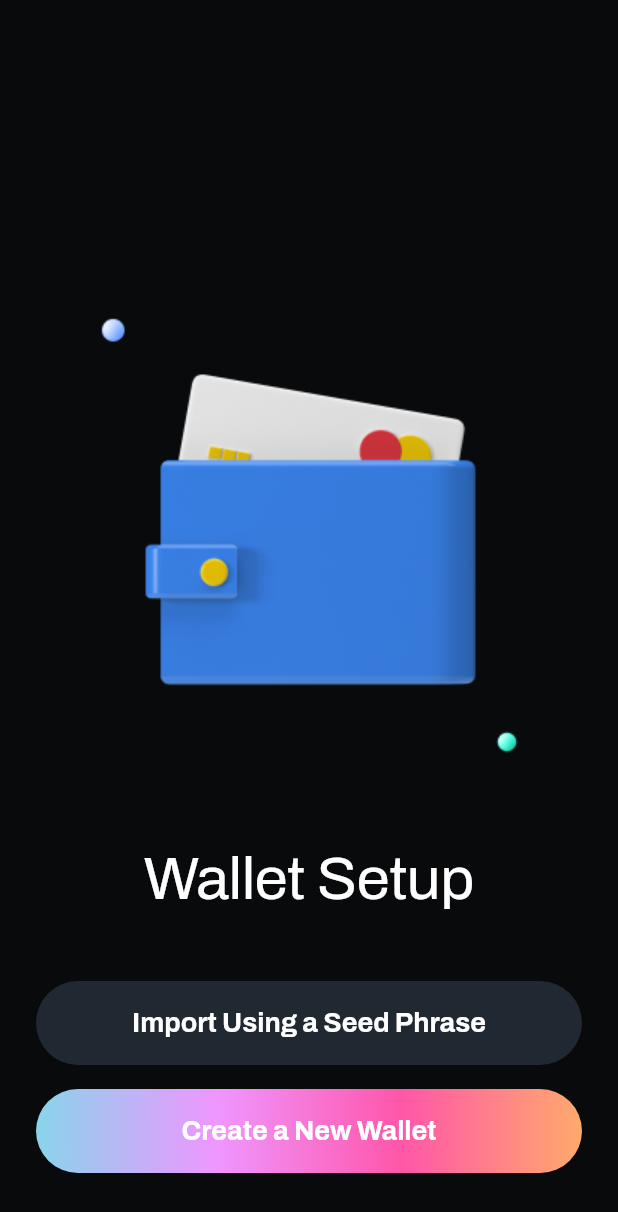
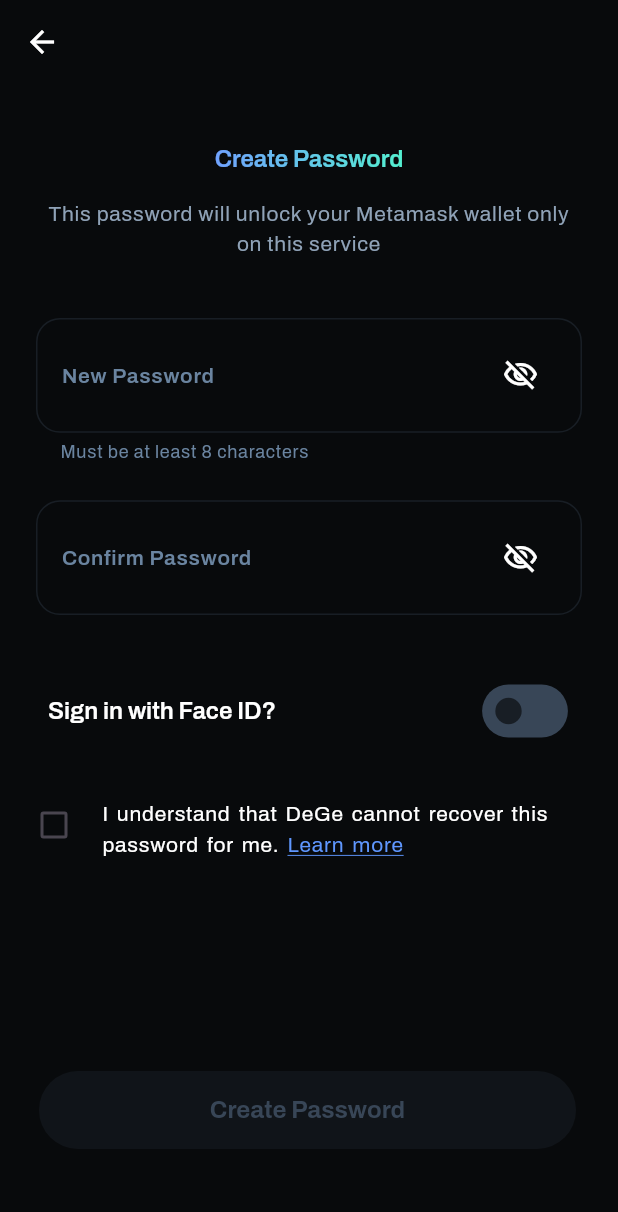
Before and after one commit to AkulGaind/DCY-Wallet, a Flutter app: the WalletSetup screen opened directly, after a tap on "Create a New Wallet", on a phone screen of 412 x 824 dp. Shown: the top 1212 px of the screen. Run offline on Flutter 3.47's test engine with Material 2 defaults, Android fonts, the phone set to English and light mode, and no system bars.

Commit message:
Changed folders name variables name. Added more screens

```diff
--- /dev/null
+++ b/lib/screens/new-wallet/create_a_new_wallet.dart
@@ -0,0 +1,309 @@
+import 'package:dcy_wallet/screens/new-wallet/secure_your_wallet.dart';
+import 'package:dcy_wallet/screens/widgets/input_text_field.dart';
+import 'package:flutter/material.dart';
+
+import '../../theme/gradient.dart';
+
+class CreateNewWallet extends StatefulWidget {
+  const CreateNewWallet({super.key});
+
+  @override
+  State<CreateNewWallet> createState() => _CreateNewWalletState();
+}
+
+class _CreateNewWalletState extends State<CreateNewWallet> {
+  final _formKey = GlobalKey<FormState>();
+  final TextEditingController _newPasswordController = TextEditingController();
+  final TextEditingController _confirmPasswordController =
+      TextEditingController();
+
+  bool _togglevalue = false;
+  bool _disableButton = true;
+  bool _newpassword = false;
+  bool _confirmpassword = false;
+  bool _isChecked = false;
+  String _newpasswordtext = "Must be at least 8 characters";
+
+  newPasswordValidate() {
+    if (_newPasswordController.text.isEmpty ||
+        _newPasswordController.text.length < 8) {
+      setState(() {
+        _newpasswordtext = "Must be at least 8 characters";
+      });
+    } else if (RegExp(r'[A-Z]').hasMatch(_newPasswordController.text) &&
+        RegExp(r'\d').hasMatch(_newPasswordController.text) &&
+        RegExp(r'[!@#$%^&*(),.?":{}|<>]')
+            .hasMatch(_newPasswordController.text)) {
+      setState(() {
+        _newpasswordtext = "Password Strength: Strong";
+      });
+    } else if (RegExp(r'\d').hasMatch(_newPasswordController.text) &&
+        RegExp(r'[A-Z]').hasMatch(_newPasswordController.text)) {
+      setState(() {
+        _newpasswordtext = "Password Strength: Good";
+      });
+    } else {
+      setState(() {
+        _newpasswordtext = "Password Strength: Weak";
+      });
+    }
+  }
+
+  @override
+  void initState() {
+    super.initState();
+    _newPasswordController.addListener(_validateFields);
+    _confirmPasswordController.addListener(_validateFields);
+  }
+
+  void _validateFields() {
+    setState(() {
+      _disableButton = _newPasswordController.text.isEmpty ||
+          _confirmPasswordController.text.isEmpty ||
+          _newPasswordController.text.length < 8 ||
+          _newPasswordController.text != _confirmPasswordController.text;
+    });
+  }
+
+  @override
+  Widget build(BuildContext context) {
+    return Scaffold(
+      appBar: AppBar(
+        iconTheme: const IconThemeData(
+          color: Colors.white,
+        ),
+        backgroundColor: const Color(0xFF080A0C),
+        centerTitle: true,
+      ),
+      body: SingleChildScrollView(
+        child: Form(
+          key: _formKey,
+          autovalidateMode: AutovalidateMode.always,
+          child: Center(
+            child: Column(
+              children: [
+                Container(
+                  margin: const EdgeInsets.only(
+                      left: 24, right: 24, top: 40, bottom: 16),
+                  child: ShaderMask(
+                    shaderCallback: (Rect bounds) =>
+                        Gradients.customShader(bounds, Gradients.gradient3),
+                    child: Text("Create Password",
+                        style: Theme.of(context).textTheme.displaySmall),
+                  ),
+                ),
+                Container(
+                  margin: const EdgeInsets.symmetric(horizontal: 32),
+                  child: Text(
+                    'This password will unlock your Metamask wallet only on this service',
+                    textAlign: TextAlign.center,
+                    style: Theme.of(context)
+                        .textTheme
+                        .labelSmall!
+                        .copyWith(color: const Color(0xFF8FA2B7)),
+                  ),
+                ),
+                InputTextField(
+                  controller: _newPasswordController,
+                  margin: const EdgeInsets.only(
+                      left: 24, right: 24, top: 40, bottom: 12),
+                  validator: newPasswordValidate(),
+                  maxLines: 1,
+                  labelText: "New Password",
+                  obscureText: !_newpassword,
+                  helperText: _newpasswordtext,
+                  suffixIcon: IconButton(
+                    onPressed: () {
+                      setState(() {
+                        _newpassword = !_newpassword;
+                      });
+                    },
+                    icon: Icon(
+                        color: Colors.white,
+                        _newpassword
+                            ? Icons.remove_red_eye_outlined
+                            : Icons.visibility_off_outlined),
+                  ),
+                ),
+                InputTextField(
+                  controller: _confirmPasswordController,
+                  maxLines: 1,
+                  labelText: "Confirm Password",
+                  errorText: (_newPasswordController.text.isNotEmpty &&
+                          _confirmPasswordController.text.isNotEmpty &&
+                          _newPasswordController.text !=
+                              _confirmPasswordController.text)
+                      ? "Your passwords must match. Please try again"
+                      : null,
+                  obscureText: !_confirmpassword,
+                  suffixIcon: IconButton(
+                    onPressed: () {
+                      setState(() {
+                        _confirmpassword = !_confirmpassword;
+                      });
+                    },
+                    icon: Icon(
+                        color: Colors.white,
+                        _confirmpassword
+                            ? Icons.remove_red_eye_outlined
+                            : Icons.visibility_off_outlined),
+                  ),
+                ),
+                Container(
+                  margin: const EdgeInsets.only(
+                      left: 32, right: 32, top: 28, bottom: 24),
+                  child: Row(
+                    mainAxisAlignment: MainAxisAlignment.spaceBetween,
+                    children: [
+                      Text(
+                        'Sign in with Face ID?',
+                        style: Theme.of(context).textTheme.displaySmall,
+                      ),
+                      Transform.scale(
+                        scale: 1.1,
+                        child: Switch(
+                          inactiveThumbColor: const Color(0xFF181E25),
+                          inactiveTrackColor: const Color(0xFF384657),
+                          activeColor: Colors.white,
+                          trackOutlineColor: const MaterialStatePropertyAll(
+                              Colors.transparent),
+                          activeTrackColor: const Color(0xFF3D8DFF),
+                          value: _togglevalue,
+                          onChanged: (onChanged) {
+                            setState(
+                              () {
+                                _togglevalue = onChanged;
+                              },
+                            );
+                          },
+                        ),
+                      ),
+                    ],
+                  ),
+                ),
+                Container(
+                  margin: const EdgeInsets.symmetric(horizontal: 12),
+                  child: Row(
+                    crossAxisAlignment: CrossAxisAlignment.end,
+                    children: [
+                      Padding(
+                        padding: const EdgeInsets.only(top: 4),
+                        child: Checkbox(
+                          checkColor: Colors.white,
+                          activeColor: const Color(0xFF3D8DFF),
+                          value: _isChecked,
+                          onChanged: (bool? value) {
+                            setState(() {
+                              _isChecked = value!;
+                            });
+                          },
+                        ),
+                      ),
+                      Expanded(
+                        child: Padding(
+                          padding: const EdgeInsets.only(left: 8, right: 8),
+                          child: RichText(
+                            text: TextSpan(
+                              text:
+                                  'I understand that DeGe cannot recover this password for me. ',
+                              style: Theme.of(context)
+                                  .textTheme
+                                  .labelSmall!
+                                  .copyWith(
+                                    height: 1.5,
+                                    wordSpacing: 2,
+                                  ),
+                              children: <TextSpan>[
+                                TextSpan(
+                                  text: 'Learn more',
+                                  style: Theme.of(context)
+                                      .textTheme
+                                      .labelSmall!
+                                      .copyWith(
+                                          height: 1.5,
+                                          color: const Color(0xFF5F97FF),
+                                          decoration: TextDecoration.underline,
+                                          decorationColor:
+                                              const Color(0xFF5F97FF)),
+                                ),
+                              ],
+                            ),
+                          ),
+                        ),
+                      ),
+                    ],
+                  ),
+                ),
+                const SizedBox(
+                  height: 200,
+                )
+              ],
+            ),
+          ),
+        ),
+      ),
+      floatingActionButton: _disableButton
+          ? Padding(
+              padding: const EdgeInsets.only(
+                bottom: 42,
+                top: 8,
+                left: 42,
+                right: 12,
+              ),
+              child: Container(
+                height: 52,
+                decoration: BoxDecoration(
+                  borderRadius: BorderRadius.circular(80),
+                ),
+                child: ElevatedButton(
+                  style: const ButtonStyle(
+                    backgroundColor: MaterialStatePropertyAll(
+                      Color(0xFF101419),
+                    ),
+                  ),
+                  onPressed: null,
+                  child: Text(
+                    'Create Password',
+                    style: Theme.of(context).textTheme.displaySmall!.copyWith(
+                        fontWeight: FontWeight.w700,
+                        color: const Color(0xFF384657)),
+                  ),
+                ),
+              ),
+            )
+          : Padding(
+              padding: const EdgeInsets.only(
+                // bottom: 42,
+                top: 8,
+                left: 42,
+                right: 12,
+              ),
+              child: Container(
+                height: 52,
+                decoration: BoxDecoration(
+                  gradient: Gradients.gradient2,
+                  borderRadius: BorderRadius.circular(80),
+                ),
+                child: ElevatedButton(
+                  onPressed: () {
+                    Navigator.push(
+                      context,
+                      MaterialPageRoute(
+                        builder: (BuildContext context) {
+                          return const SecureWallet();
+                        },
+                      ),
+                    );
+                  },
+                  child: Text(
+                    'Create Password',
+                    style: Theme.of(context).textTheme.displaySmall!.copyWith(
+                          fontWeight: FontWeight.w700,
+                        ),
+                  ),
+                ),
+              ),
+            ),
+    );
+  }
+}
--- a/lib/screens/slider screen/slider_screen.dart
+++ b/lib/screens/slider-screen/slider_screen.dart
@@ -1,5 +1,5 @@
-import 'package:dcy_wallet/screens/slider%20screen/widgets/walletthrough.dart';
-import 'package:dcy_wallet/screens/wallet%20setup/wallet_setup.dart';
+import 'package:dcy_wallet/screens/slider-screen/widgets/walletthrough.dart';
+import 'package:dcy_wallet/screens/wallet-setup/wallet_setup.dart';
 import 'package:flutter/material.dart';
 
 class SliderScreen extends StatefulWidget {
--- a/lib/screens/splash_screen.dart
+++ b/lib/screens/splash_screen.dart
@@ -1,6 +1,6 @@
 import 'dart:async';
 
-import 'package:dcy_wallet/screens/slider%20screen/slider_screen.dart';
+import 'package:dcy_wallet/screens/slider-screen/slider_screen.dart';
 import 'package:flutter/material.dart';
 
 import '../theme/gradient.dart';
--- a/lib/screens/wallet setup/wallet_setup.dart
+++ b/lib/screens/wallet-setup/wallet_setup.dart
@@ -1,4 +1,5 @@
-import 'package:dcy_wallet/screens/import%20from%20seed/import_from_seed.dart';
+import 'package:dcy_wallet/screens/new-wallet/create_a_new_wallet.dart';
+import 'package:dcy_wallet/screens/seed-phrase/import_from_seed.dart';
 import 'package:dcy_wallet/theme/gradient.dart';
 import 'package:flutter/material.dart';
 
@@ -73,7 +74,16 @@ class WalletSetup extends StatelessWidget {
                       borderRadius: BorderRadius.circular(80),
                     ),
                     child: ElevatedButton(
-                      onPressed: () {},
+                      onPressed: () {
+                        Navigator.push(
+                          context,
+                          MaterialPageRoute(
+                            builder: (BuildContext context) {
+                              return const CreateNewWallet();
+                            },
+                          ),
+                        );
+                      },
                       child: const Text('Create a New Wallet'),
                     ),
                   ),
--- a/lib/theme/gradient.dart
+++ b/lib/theme/gradient.dart
@@ -23,6 +23,24 @@ class Gradients {
       Color(0xFFFFAA6C),
     ],
   );
+
+  static const Gradient gradient3 = LinearGradient(
+    begin: Alignment(-1.00, 0.02),
+    end: Alignment(1, -0.02),
+    colors: [
+      Color(0xFF70A2FF),
+      Color(0xFF54F0D1),
+    ],
+  );
+
+  static const Gradient gradient4 = LinearGradient(
+    begin: Alignment(-1.00, 0.02),
+    end: Alignment(1, -0.02),
+    colors: [
+      Color(0xFF70A2FF),
+      Color(0xFF54F0D1),
+    ],
+  );
     static Shader customShader(Rect bounds, Gradient? gradient) {
     return gradient!.createShader(bounds);
   }
```
Also changed, not shown: lib/screens/new-wallet/manual_secure.dart (added, +133 -0 lines), lib/screens/new-wallet/secure_your_wallet.dart (added, +143 -0 lines), lib/screens/seed-phrase/import_from_seed.dart (renamed from lib/screens/import from seed/import_from_seed.dart, +26 -29 lines), images/syw.png (added), lib/screens/slider-screen/widgets/walletthrough.dart (renamed from lib/screens/slider screen/widgets/walletthrough.dart), lib/screens/widgets/input_text_field.dart (renamed from lib/screens/import from seed/widgets/input_text_field.dart).
